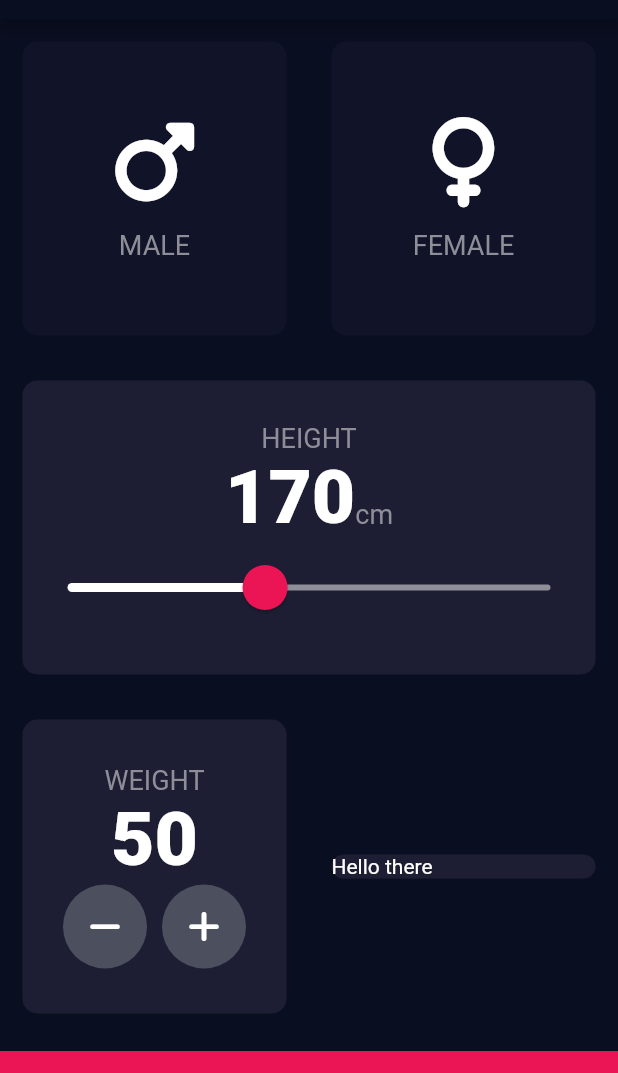
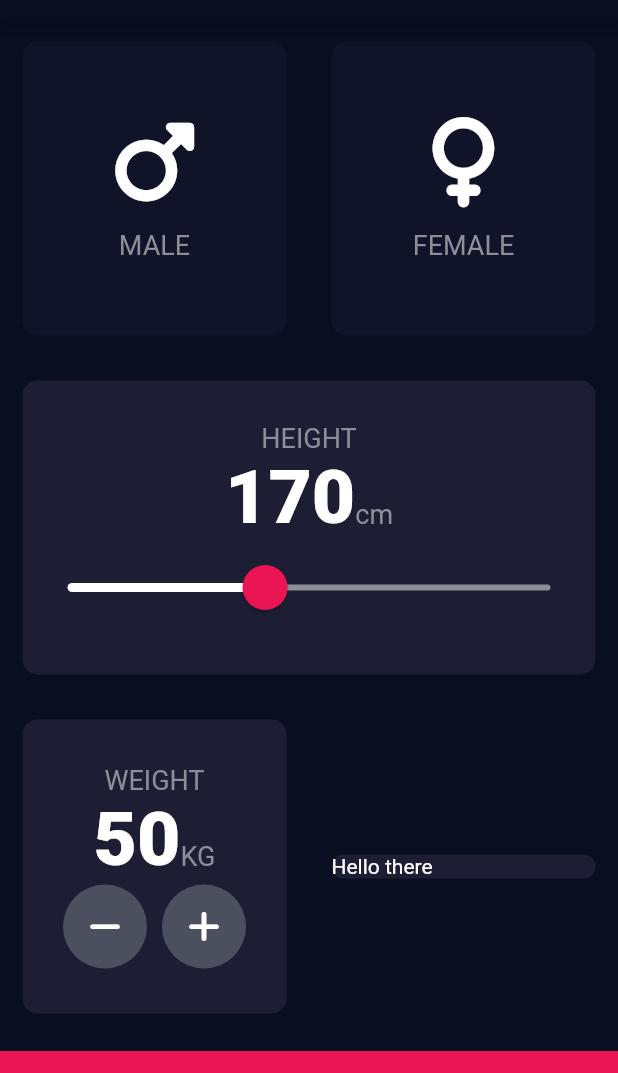
Before and after one commit to Himal-Thapa1/BMI_Calculator_htm_flutter, a Flutter app: the screen it shows after launch, on a phone screen of 412 x 824 dp, the part 65-1138 px from its top. Run offline on Flutter 3.47's test engine with Material 2 defaults, Android fonts, the phone set to English and light mode, and no system bars; our stand-ins replace font_awesome_flutter.

```diff
--- a/lib/input_page.dart
+++ b/lib/input_page.dart
@@ -125,9 +125,20 @@ class _InputPageState extends State<InputPage> {
                             "WEIGHT",
                             style: klabelTextStyle,
                           ),
-                          Text(
-                            weight.toString(),
-                            style: knumberStyle,
+                          Row(
+                            mainAxisAlignment: MainAxisAlignment.center,
+                            crossAxisAlignment: CrossAxisAlignment.baseline,
+                            textBaseline: TextBaseline.alphabetic,
+                            children: [
+                              Text(
+                                weight.toString(),
+                                style: knumberStyle,
+                              ),
+                              Text(
+                                "KG",
+                                style: klabelTextStyle,
+                              ),
+                            ],
                           ),
                           Row(
                             mainAxisAlignment: MainAxisAlignment.center,
```
